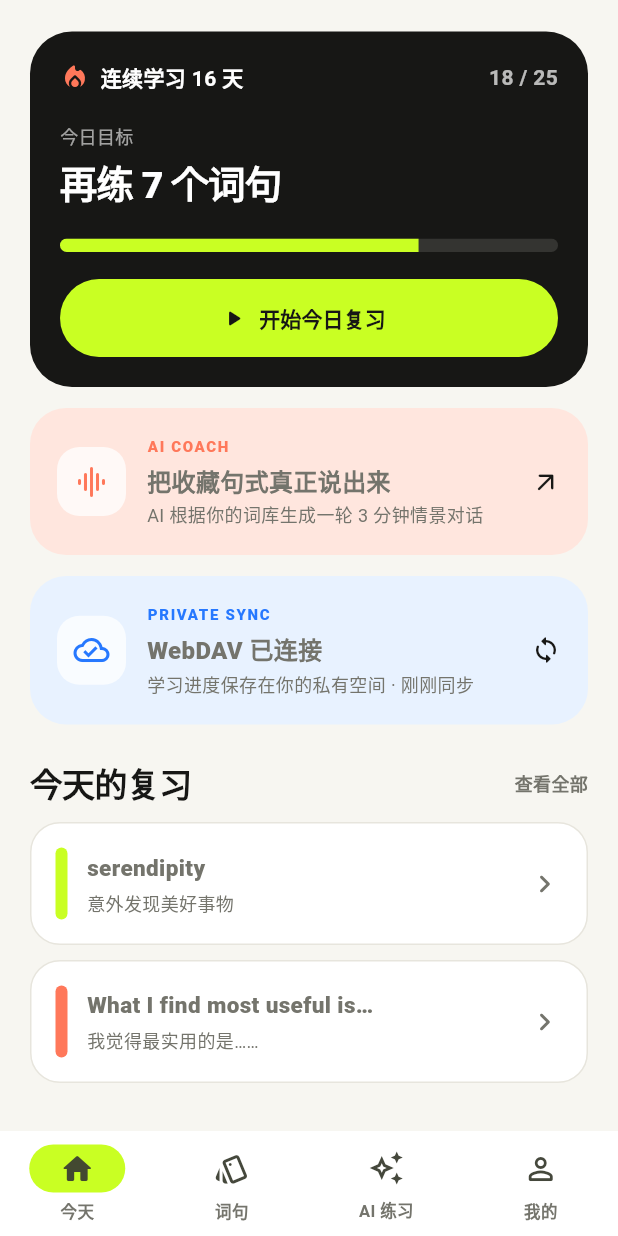
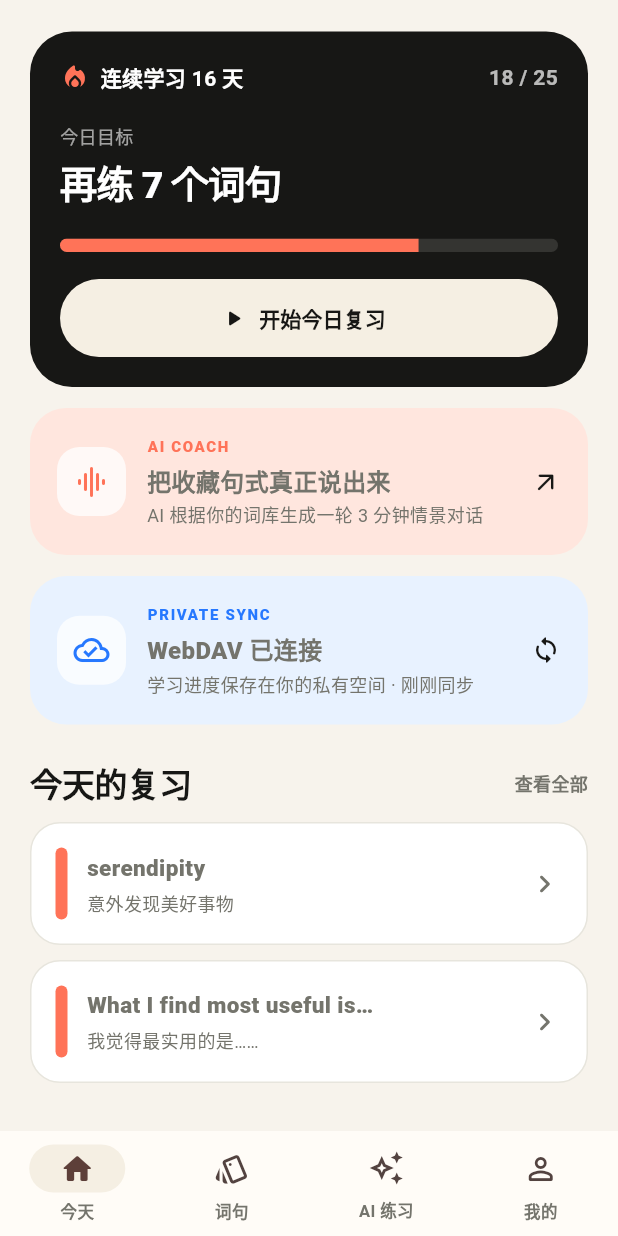
Before and after one commit to uZIDADADA/vocab, a Flutter app: the screen it shows after launch, scrolled down 194 dp, on a phone screen of 412 x 824 dp. Run offline on Flutter 3.47's test engine with Material 3 defaults, Android fonts, the phone set to English and light mode, and no system bars.

Commit message:
design: adopt cream Vocab identity

```diff
--- a/lib/src/features/home/home_screen.dart
+++ b/lib/src/features/home/home_screen.dart
@@ -98,7 +98,7 @@ class _TodayView extends StatelessWidget {
               _ReviewRow(
                 word: 'serendipity',
                 meaning: '意外发现美好事物',
-                color: VocabColors.lime,
+                color: VocabColors.coral,
               ),
               SizedBox(height: 10),
               _ReviewRow(
@@ -125,7 +125,7 @@ class _TopBar extends StatelessWidget {
           width: 42,
           height: 42,
           decoration: BoxDecoration(
-            color: VocabColors.lime,
+            color: VocabColors.cream,
             borderRadius: BorderRadius.circular(14),
           ),
           alignment: Alignment.center,
@@ -217,14 +217,14 @@ class _DailyGoalCard extends StatelessWidget {
               value: .72,
               minHeight: 9,
               backgroundColor: Color(0xFF343431),
-              valueColor: AlwaysStoppedAnimation(VocabColors.lime),
+              valueColor: AlwaysStoppedAnimation(VocabColors.coral),
             ),
           ),
           const SizedBox(height: 18),
           FilledButton.icon(
             onPressed: _noop,
             style: FilledButton.styleFrom(
-              backgroundColor: VocabColors.lime,
+              backgroundColor: VocabColors.cream,
               foregroundColor: VocabColors.ink,
               minimumSize: const Size.fromHeight(52),
             ),
@@ -473,7 +473,7 @@ class _ComingSoonView extends StatelessWidget {
             width: 72,
             height: 72,
             decoration: BoxDecoration(
-              color: VocabColors.lime,
+              color: VocabColors.cream,
               borderRadius: BorderRadius.circular(24),
             ),
             child: Icon(icon, size: 34),
--- a/lib/src/theme/vocab_theme.dart
+++ b/lib/src/theme/vocab_theme.dart
@@ -2,10 +2,10 @@ import 'package:flutter/material.dart';
 
 abstract final class VocabColors {
   static const ink = Color(0xFF171715);
-  static const canvas = Color(0xFFF7F6F1);
-  static const surface = Color(0xFFFFFFFF);
-  static const lime = Color(0xFFC9FF23);
-  static const coral = Color(0xFFFF785A);
+  static const canvas = Color(0xFFF7F3EC);
+  static const surface = Color(0xFFFFFCF7);
+  static const cream = Color(0xFFF5EFE3);
+  static const coral = Color(0xFFFF7358);
   static const muted = Color(0xFF74746C);
   static const line = Color(0xFFE7E5DD);
 }
@@ -14,14 +14,14 @@ abstract final class VocabTheme {
   static ThemeData get light {
     final scheme =
         ColorScheme.fromSeed(
-          seedColor: VocabColors.lime,
+          seedColor: VocabColors.coral,
           brightness: Brightness.light,
           surface: VocabColors.surface,
         ).copyWith(
           primary: VocabColors.ink,
           onPrimary: Colors.white,
-          secondary: VocabColors.lime,
-          onSecondary: VocabColors.ink,
+          secondary: VocabColors.coral,
+          onSecondary: Colors.white,
           surface: VocabColors.surface,
           onSurface: VocabColors.ink,
           outline: VocabColors.line,
@@ -58,7 +58,7 @@ abstract final class VocabTheme {
       ),
       navigationBarTheme: const NavigationBarThemeData(
         backgroundColor: VocabColors.surface,
-        indicatorColor: VocabColors.lime,
+        indicatorColor: VocabColors.cream,
         elevation: 0,
         height: 70,
         labelTextStyle: WidgetStatePropertyAll(
```
Also changed, not shown: docs/design/logo-candidates/vocab-cream-v2.png (added), 1 other file.
